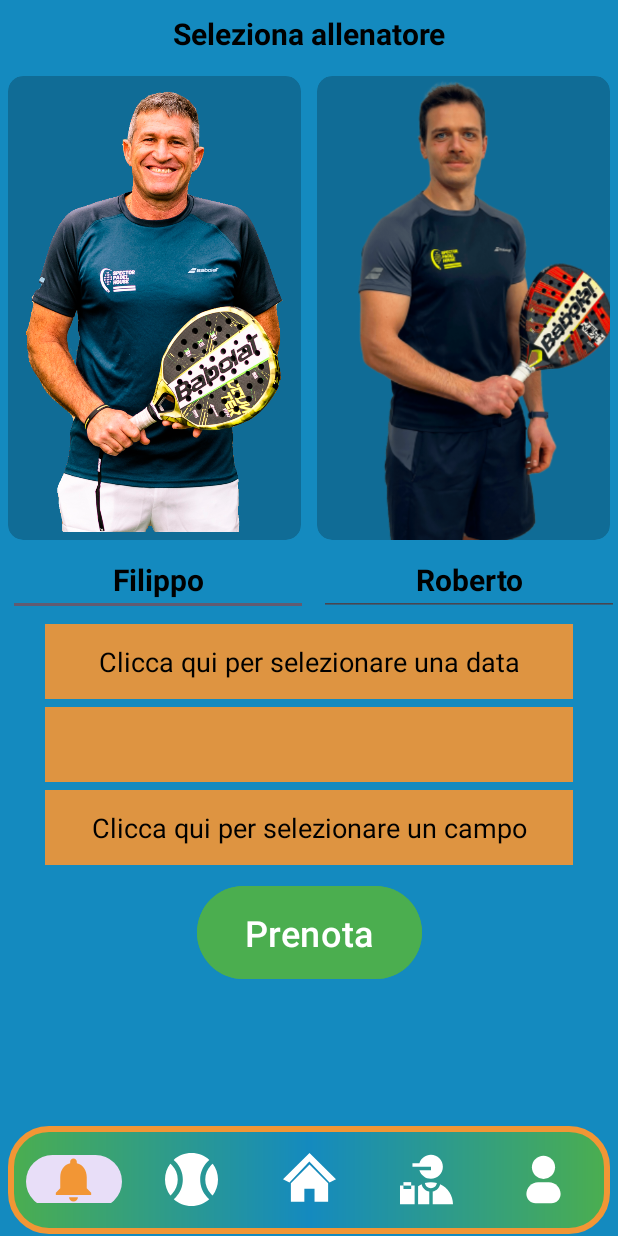
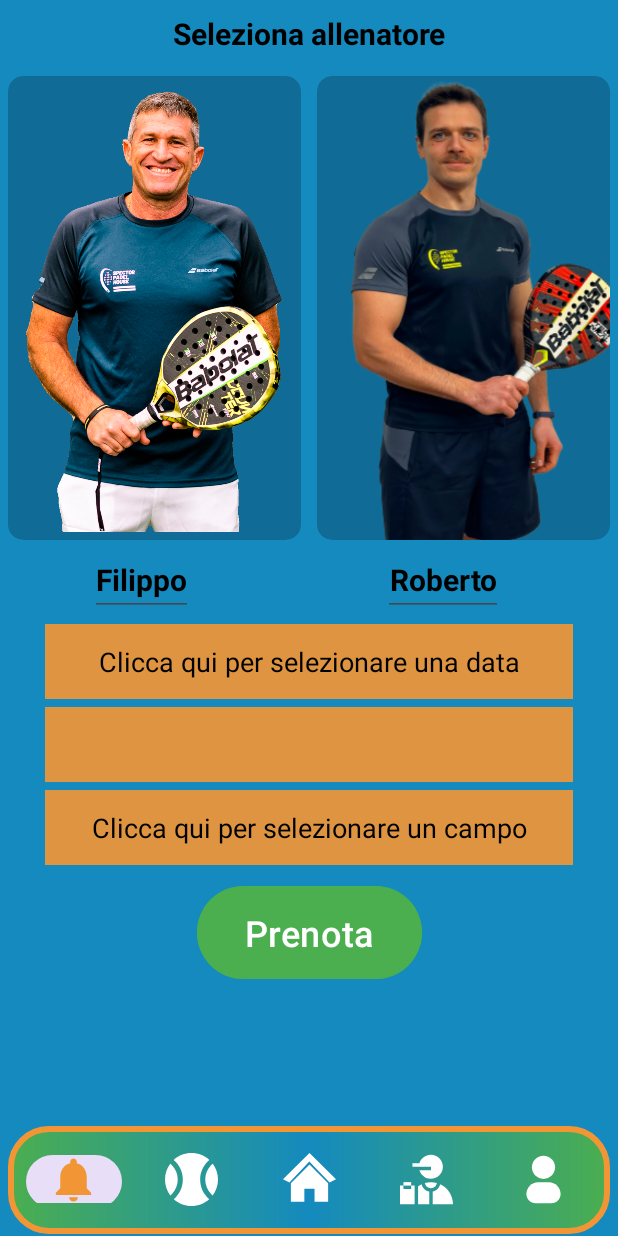
Before and after one commit to Alequart/Padel, an Android app: the layout activity_training.xml on its own in the app's theme, with its tools: preview values and no code run, on a phone screen of 412 x 824 dp. Run offline under Robolectric (Android 15) with nearby library versions, the phone set to English and light mode, and no system bars.

Commit message:
Miglioramenti vari

```diff
--- a/app/src/main/java/com/example/padel/RegisterActivity.java
+++ b/app/src/main/java/com/example/padel/RegisterActivity.java
@@ -111,7 +111,8 @@ public class RegisterActivity extends AppCompatActivity {
                     Toast.makeText(RegisterActivity.this, "Inserisci la data di nascita", Toast.LENGTH_LONG).show();
                     editTextRegisterDateOfBirth.setError("Necessario inserire la data di nascita");
                     editTextRegisterDateOfBirth.requestFocus();
-                } else if(radioGroupLivello.getCheckedRadioButtonId() == -1){
+                }
+                else if(radioGroupLivello.getCheckedRadioButtonId() == -1){
                     Toast.makeText(RegisterActivity.this, "Seleziona il livello di abilità", Toast.LENGTH_LONG).show();
                     radioButtonSelected.setError("Necessario selezionare un livello di abilità");
                     radioButtonSelected.requestFocus();
--- a/app/src/main/res/layout/activity_circolo.xml
+++ b/app/src/main/res/layout/activity_circolo.xml
@@ -369,7 +369,6 @@ Il Padel è un gioco divertente che può essere praticato da persone di diversa
         android:background="@drawable/nav_bar"
         app:itemIconSize="35dp"
         app:itemIconTint="@drawable/item_selector"
-        app:itemRippleColor="@android:color/transparent"
         app:labelVisibilityMode="unlabeled"
         app:layout_constraintBottom_toBottomOf="parent"
         app:layout_constraintEnd_toEndOf="parent"
--- a/app/src/main/res/layout/activity_training.xml
+++ b/app/src/main/res/layout/activity_training.xml
@@ -101,7 +101,7 @@
                         android:layout_marginEnd="0dp"
                         android:layout_marginBottom="0dp"
                         android:padding="5dp"
-                        android:scaleX="1.4"
+                        android:scaleX="1.5"
                         android:scaleY="1.4"
                         android:src="@drawable/padel_instructor2" />
 
@@ -111,41 +111,43 @@
 
         </GridLayout>
 
-        <LinearLayout
+        <GridLayout
+            android:id="@+id/gridLayoutDue"
             android:layout_width="match_parent"
             android:layout_height="match_parent"
-            android:orientation="horizontal">
+            android:columnCount="2"
+            android:rowCount="1">
 
             <EditText
-                android:layout_width="200dp"
+                android:layout_width="wrap_content"
                 android:layout_height="45dp"
-                android:layout_gravity="left"
+                android:layout_gravity="center"
                 android:gravity="center"
                 android:text="Filippo"
+                android:focusable="false"
                 android:textColor="@color/black"
                 android:textSize="20sp"
                 android:textStyle="bold"
-                android:layout_marginStart="5dp"
-                android:layout_marginEnd="3dp"
+                android:layout_marginStart="60dp"
                 app:layout_constraintEnd_toEndOf="parent"
                 app:layout_constraintStart_toStartOf="parent"
                 app:layout_constraintTop_toTopOf="parent" />
 
             <EditText
-                android:layout_width="200dp"
+                android:layout_width="wrap_content"
                 android:layout_height="45dp"
-                android:layout_gravity="right"
+                android:layout_gravity="center"
                 android:gravity="center"
                 android:text="Roberto"
+                android:focusable="false"
                 android:textColor="@color/black"
                 android:textSize="20sp"
                 android:textStyle="bold"
-                android:layout_marginStart="4dp"
-                android:layout_marginEnd="5dp"
+                android:layout_marginStart="50dp"
                 app:layout_constraintEnd_toEndOf="parent"
                 app:layout_constraintStart_toStartOf="parent"
                 app:layout_constraintTop_toTopOf="parent"/>
-        </LinearLayout>
+        </GridLayout>
 
     </LinearLayout>
 
@@ -227,7 +229,6 @@
         android:background="@drawable/nav_bar"
         app:itemIconSize="35dp"
         app:itemIconTint="@drawable/item_selector"
-        app:itemRippleColor="@android:color/transparent"
         app:labelVisibilityMode="unlabeled"
         app:layout_constraintBottom_toBottomOf="parent"
         app:layout_constraintEnd_toEndOf="parent"
--- a/app/src/main/res/layout/fragment_court_training.xml
+++ b/app/src/main/res/layout/fragment_court_training.xml
@@ -162,7 +162,6 @@
         android:background="@drawable/nav_bar"
         app:itemIconSize="35dp"
         app:itemIconTint="@drawable/item_selector"
-        app:itemRippleColor="@android:color/transparent"
         app:labelVisibilityMode="unlabeled"
         app:layout_constraintBottom_toBottomOf="parent"
         app:layout_constraintEnd_toEndOf="parent"
```
Also changed, not shown: app/src/main/AndroidManifest.xml (+20 -10 lines), app/src/main/java/com/example/padel/CircoloActivity.java (+7 -0 lines), app/src/main/java/com/example/padel/DeleteAccountActivity.java (+7 -0 lines), app/src/main/java/com/example/padel/MainActivity.java (+7 -0 lines), app/src/main/java/com/example/padel/NotificationActivity.java (+8 -2 lines), app/src/main/java/com/example/padel/PrenotaMatchActivity.java (+10 -0 lines), app/src/main/java/com/example/padel/ProfileActivity.java (+53 -2 lines), app/src/main/java/com/example/padel/TrainingActivity.java (+10 -0 lines), app/src/main/res/layout/activity_main.xml (+46 -35 lines).
